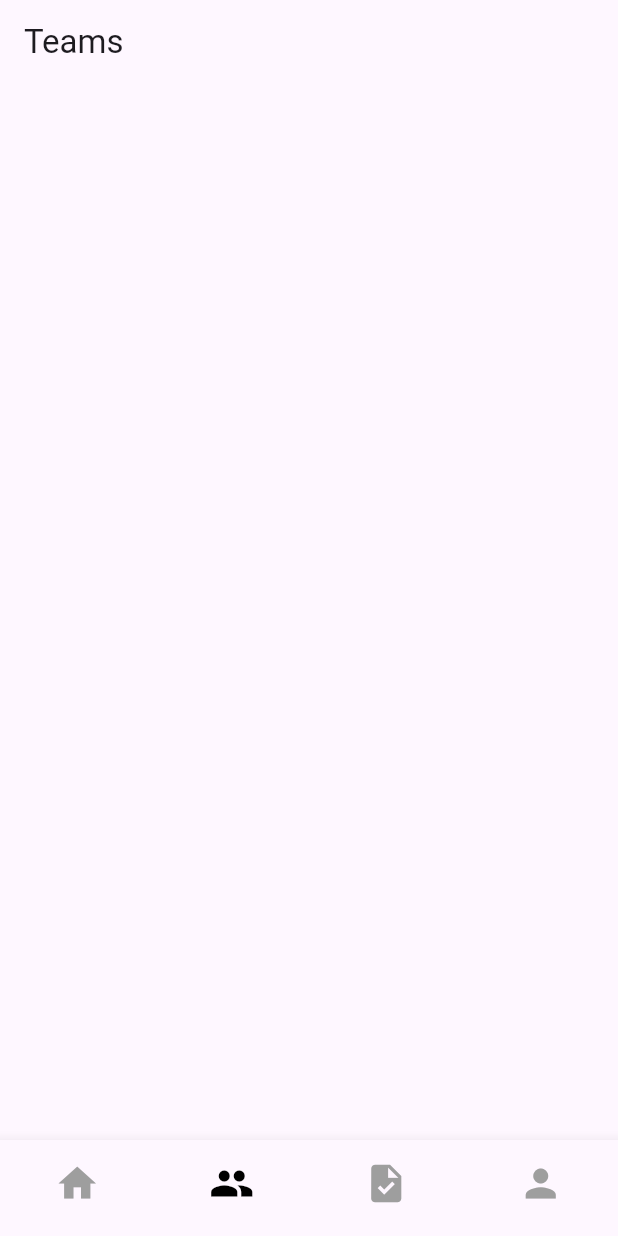
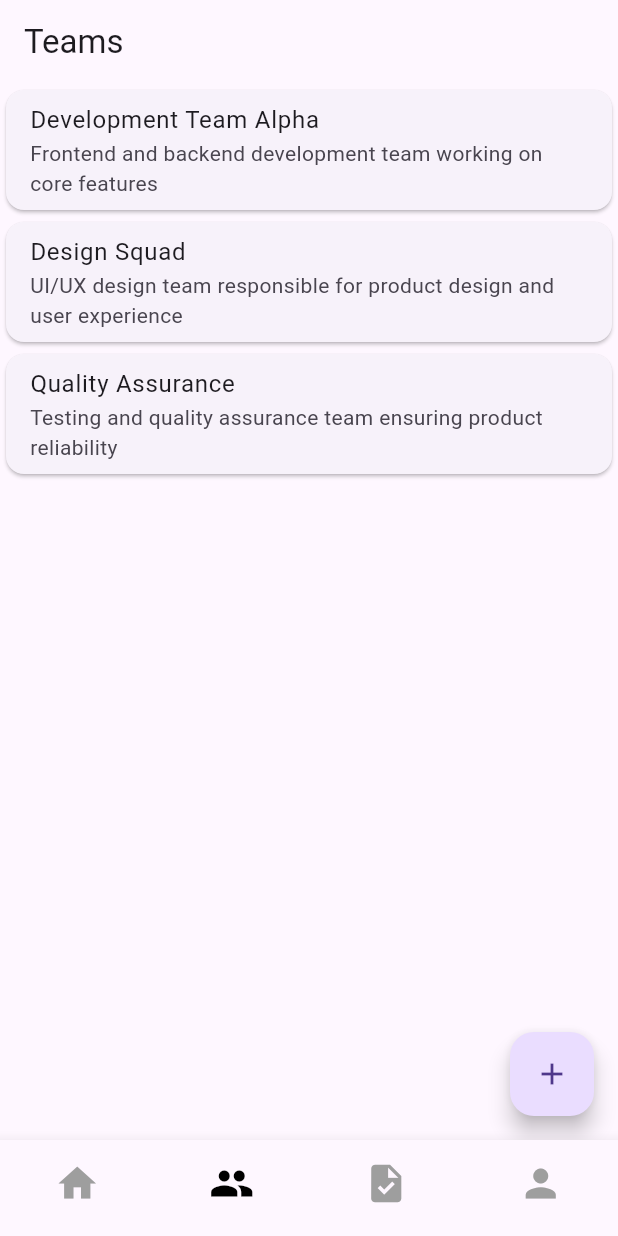
Before and after one commit to Skynse/navysync, a Flutter app: the TeamsView screen opened by its route, on a phone screen of 412 x 824 dp. Run offline on Flutter 3.47's test engine with Material 3 defaults, Android fonts, the light colour scheme and no system bars; our stand-ins replace cloud_firestore, go_router; accounts and stored records are empty.

Commit message:
add terams page
Co-authored-by: Austin A. <prodbyskynse@gmail.com>

```diff
--- a/lib/main.dart
+++ b/lib/main.dart
@@ -17,6 +17,7 @@ class App extends StatefulWidget {
   State<App> createState() => _AppState();
 }
 
+
 class _AppState extends State<App> {
   @override
   Widget build(BuildContext context) {
--- a/lib/models/team.dart
+++ b/lib/models/team.dart
@@ -4,7 +4,7 @@ class Team {
   final String id;
   final String name;
   final String description;
-  final String imageUrl; // use firebase to store
+
   final String teamLeaderId;
   final List<String> members;
 
@@ -12,7 +12,7 @@ class Team {
     required this.id,
     required this.name,
     required this.description,
-    required this.imageUrl,
+
     required this.teamLeaderId,
     required this.members,
   });
@@ -23,7 +23,7 @@ class Team {
       id: doc.id,
       name: data['name'] ?? '',
       description: data['description'] ?? '',
-      imageUrl: data['imageUrl'] ?? '',
+
       teamLeaderId: data['teamLeaderId'] ?? '',
       members: List<String>.from(data['members'] ?? []),
     );
@@ -33,7 +33,7 @@ class Team {
     return {
       'name': name,
       'description': description,
-      'imageUrl': imageUrl,
+
       'teamLeaderId': teamLeaderId,
       'members': members,
     };
--- a/lib/pages/teams.dart
+++ b/lib/pages/teams.dart
@@ -1,5 +1,6 @@
 import 'package:flutter/material.dart';
 import 'package:go_router/go_router.dart';
+import 'package:navysync/models/team.dart';
 
 class TeamsView extends StatefulWidget {
   const TeamsView({super.key});
@@ -9,8 +10,63 @@ class TeamsView extends StatefulWidget {
 }
 
 class _HomeScreenState extends State<TeamsView> {
+  List<Team> getDummyTeams() {
+  return [
+    Team(
+      id: 'team1',
+      name: 'Development Team Alpha',
+      description: 'Frontend and backend development team working on core features',
+
+      teamLeaderId: 'user123',
+      members: ['user123', 'user124', 'user125', 'user126'],
+    ),
+    Team(
+      id: 'team2',
+      name: 'Design Squad',
+      description: 'UI/UX design team responsible for product design and user experience',
+
+      teamLeaderId: 'user127',
+      members: ['user127', 'user128', 'user129'],
+    ),
+    Team(
+      id: 'team3',
+      name: 'Quality Assurance',
+      description: 'Testing and quality assurance team ensuring product reliability',
+
+      teamLeaderId: 'user130',
+      members: ['user130', 'user131', 'user132', 'user133', 'user134'],
+    ),
+  ];
+}
+
   @override
   Widget build(BuildContext context) {
-    return Scaffold(appBar: AppBar(title: const Text('Teams')));
+    return Scaffold(appBar: AppBar(title: const Text('Teams')),
+
+    body: CustomScrollView(
+      slivers: [
+        SliverList.builder(
+          itemCount: getDummyTeams().length,
+          itemBuilder: (context, index) {
+            final team = getDummyTeams()[index];
+            return Card(
+              child: ListTile(
+                title: Text(team.name),
+                subtitle: Text(team.description),
+
+              )
+            );
+
+          }
+        ),
+      ],
+    ),
+    floatingActionButton: FloatingActionButton(
+      onPressed: () {
+        context.push('/teams/create');
+      },
+      child: const Icon(Icons.add),
+    ),
+    );
   }
 }
```
